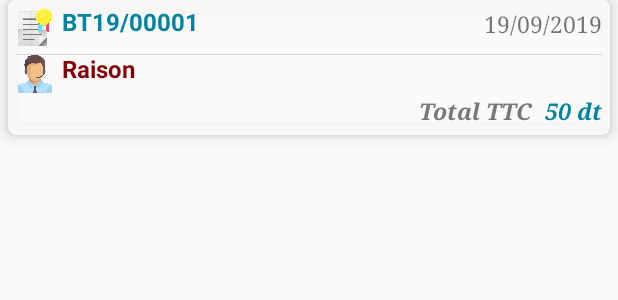
After one commit to issaouifaten/SuivieAdministratif, an Android app: the layout activity_detail_ligne_facture_achat.xml on its own in the app's theme, with its tools: preview values and no code run, on a phone screen of 412 x 824 dp. The commit adds this screen. Shown: the top 300 px of the screen. Run offline under Robolectric (Android 15) with nearby library versions, the phone set to English and light mode, and no system bars.

Commit message:
commit desk

```diff
--- a/app/src/main/AndroidManifest.xml
+++ b/app/src/main/AndroidManifest.xml
@@ -11,7 +11,9 @@
         android:roundIcon="@drawable/i2s"
         android:supportsRtl="true"
         android:theme="@style/AppTheme">
-        <activity android:name=".module.vente.EtatBonAvoirVente"></activity>
+        <activity android:name=".module.achat.DetailLigneFactureAchat"></activity>
+        <activity android:name=".module.achat.FactureAchat" />
+        <activity android:name=".module.vente.EtatBonAvoirVente" />
         <activity android:name=".module.vente.DetailLigneFactureVente" />
         <activity android:name=".module.vente.EtatFactureVente" />
         <activity android:name=".module.vente.DetailLigneDevisVente" />
--- /dev/null
+++ b/app/src/main/res/layout/activity_detail_ligne_facture_achat.xml
@@ -0,0 +1,169 @@
+<?xml version="1.0" encoding="utf-8"?>
+<androidx.constraintlayout.widget.ConstraintLayout xmlns:android="http://schemas.android.com/apk/res/android"
+    xmlns:app="http://schemas.android.com/apk/res-auto"
+    xmlns:tools="http://schemas.android.com/tools"
+    android:layout_width="match_parent"
+    android:layout_height="match_parent"
+    tools:context=".module.achat.DetailLigneFactureAchat">
+
+    <androidx.cardview.widget.CardView
+        android:id="@+id/item_bon_commande"
+        android:layout_width="match_parent"
+        android:layout_height="90dp"
+        android:layout_margin="5dp"
+        android:foreground="?android:attr/selectableItemBackground"
+        app:cardBackgroundColor="#edfcf9f9"
+        app:cardCornerRadius="5dp"
+        app:cardElevation="6dp"
+        app:cardMaxElevation="2dp"
+        app:contentPadding="5dp">
+
+        <RelativeLayout
+            android:layout_width="match_parent"
+            android:layout_height="wrap_content">
+
+            <LinearLayout
+                android:layout_width="match_parent"
+                android:layout_height="wrap_content"
+                android:orientation="vertical">
+
+                <RelativeLayout
+                    android:layout_width="match_parent"
+                    android:layout_height="wrap_content">
+
+
+                    <LinearLayout
+                        android:layout_width="wrap_content"
+                        android:layout_height="wrap_content"
+                        android:orientation="horizontal">
+
+                        <ImageView
+                            android:layout_width="25dp"
+                            android:layout_height="25dp"
+                            android:src="@drawable/ic_bon_cmd" />
+
+                        <TextView
+                            android:id="@+id/txt_num_bc"
+                            android:layout_width="wrap_content"
+                            android:layout_height="wrap_content"
+                            android:layout_gravity="center"
+                            android:layout_marginLeft="5dp"
+                            android:layout_marginBottom="3dp"
+                            android:text="BT19/00001"
+                            android:textColor="@color/blue"
+                            android:textSize="16sp"
+                            android:textStyle="bold" />
+
+                    </LinearLayout>
+
+
+                </RelativeLayout>
+
+                <View
+                    android:id="@+id/view"
+                    android:layout_width="match_parent"
+                    android:layout_height="1px"
+                    android:layout_below="@+id/NumCmd"
+                    android:layout_marginTop="5dp"
+                    android:background="#d9d9d9"
+                    android:padding="15dp" />
+
+
+                <LinearLayout
+                    android:layout_width="wrap_content"
+                    android:layout_height="wrap_content"
+                    android:layout_alignParentLeft="true"
+                    android:layout_alignParentBottom="true"
+                    android:orientation="horizontal">
+
+                    <ImageView
+                        android:layout_width="25dp"
+                        android:layout_height="25dp"
+                        android:src="@drawable/ic_customer" />
+
+
+                    <TextView
+                        android:id="@+id/txt_raison_client"
+                        android:layout_width="wrap_content"
+                        android:layout_height="wrap_content"
+                        android:layout_gravity="center"
+                        android:layout_marginLeft="5dp"
+                        android:layout_marginBottom="3dp"
+                        android:text="Raison "
+                        android:textColor="@color/colorPrimary"
+                        android:textSize="16sp"
+                        android:textStyle="bold" />
+
+                </LinearLayout>
+
+            </LinearLayout>
+
+            <TextView
+                android:id="@+id/txt_date_bc"
+                android:layout_width="wrap_content"
+                android:layout_height="wrap_content"
+                android:layout_alignParentTop="true"
+                android:layout_alignParentRight="true"
+                android:text="19/09/2019"
+                android:textSize="15dp"
+                android:typeface="serif" />
+
+
+            <LinearLayout
+                android:layout_width="wrap_content"
+                android:layout_height="wrap_content"
+                android:layout_alignParentRight="true"
+                android:layout_alignParentBottom="true"
+                android:orientation="vertical">
+
+
+                <LinearLayout
+                    android:layout_width="wrap_content"
+                    android:layout_height="wrap_content"
+                    android:orientation="horizontal">
+
+
+                    <TextView
+                        android:layout_width="wrap_content"
+                        android:layout_height="wrap_content"
+                        android:layout_marginLeft="5dp"
+                        android:text="Total TTC "
+                        android:textColor="@color/colortxt"
+                        android:textSize="15dp"
+                        android:textStyle="italic|bold"
+                        android:typeface="serif" />
+
+
+                    <TextView
+                        android:id="@+id/txt_prix_ttc"
+                        android:layout_width="wrap_content"
+                        android:layout_height="wrap_content"
+                        android:layout_marginLeft="5dp"
+                        android:text="50 dt"
+                        android:textColor="@color/blue"
+                        android:textSize="15dp"
+                        android:textStyle="italic|bold"
+                        android:typeface="serif" />
+
+
+                </LinearLayout>
+            </LinearLayout>
+
+
+        </RelativeLayout>
+
+    </androidx.cardview.widget.CardView>
+
+    <RelativeLayout
+        android:layout_width="match_parent"
+        android:layout_height="match_parent">
+
+
+        <ListView
+            android:id="@+id/lv_ligne_bon_commande"
+            android:layout_width="match_parent"
+            android:layout_height="match_parent"
+            android:layout_marginTop="100dp"></ListView>
+
+    </RelativeLayout>
+</androidx.constraintlayout.widget.ConstraintLayout>
```
Also changed, not shown: app/src/main/java/com/example/suivieadministratif/module/achat/DetailLigneFactureAchat.java (added, +176 -0 lines), app/src/main/java/com/example/suivieadministratif/module/achat/FactureAchat.java (added, +339 -0 lines), app/src/main/java/com/example/suivieadministratif/ui/menu/MenuAchatFragment.java (+10 -0 lines), app/src/main/res/layout/activity_facture_achat.xml (added, +9 -0 lines).
